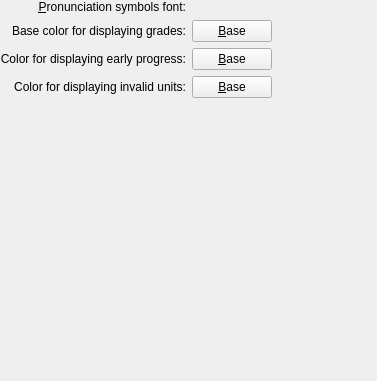
This is src/settings/viewoptionsbase.ui in KDE/parley as Qt 5 draws it before an edit. The edited form follows.
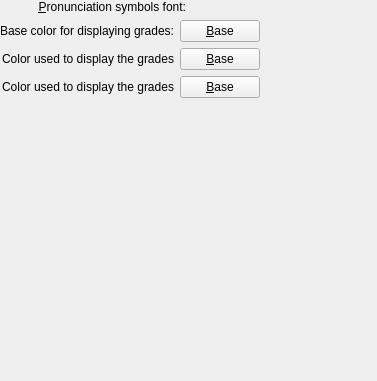
This is the edited form. Custom widgets are drawn as their Qt base class.

Commit message: Remove new strings in statistics screen erroreously commited with patch

Patch:
```diff
--- a/src/settings/viewoptionsbase.ui
+++ b/src/settings/viewoptionsbase.ui
@@ -124,7 +124,8 @@
            </sizepolicy>
          </property>
          <property name="text">
-           <string>Color for displaying early progress:</string>
+      <string>Color used to display the grades</string>
+           <!-- <string>Color for displaying early progress:</string> -->
          </property>
          <property name="alignment">
            <set>Qt::AlignRight|Qt::AlignTrailing|Qt::AlignVCenter</set>
@@ -168,7 +169,8 @@
            </sizepolicy>
          </property>
          <property name="text">
-           <string>Color for displaying invalid units:</string>
+      <string>Color used to display the grades</string>
+           <!-- <string>Color for displaying invalid units:</string> -->
          </property>
          <property name="alignment">
            <set>Qt::AlignRight|Qt::AlignTrailing|Qt::AlignVCenter</set>
```
Left out of the diff: 18 changed lines with no effect on the pictures. The commit also changes 2 other files.
